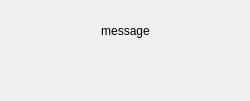
Old version of the form dialogs/utils/ProcessDialog.ui in the repository supermaximo93/Computing_Project.
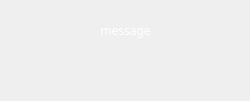
New version of the form. Icons and pictures are not drawn.

Patch:
```diff
--- a/dialogs/utils/ProcessDialog.ui
+++ b/dialogs/utils/ProcessDialog.ui
@@ -10,8 +10,22 @@
     <height>101</height>
    </rect>
   </property>
+  <property name="font">
+   <font>
+    <family>Sans Serif</family>
+   </font>
+  </property>
   <property name="windowTitle">
-   <string>Dialog</string>
+   <string>Process Pending</string>
+  </property>
+  <property name="styleSheet">
+   <string notr="true">#ProcessDialog {
+	background-image: url(:/images/background_blue);
+}
+
+QLabel {
+	color: white;
+}</string>
   </property>
   <widget class="QLabel" name="label_messageE">
    <property name="geometry">
@@ -22,6 +36,11 @@
      <height>41</height>
     </rect>
    </property>
+   <property name="font">
+    <font>
+     <family>Sans Serif</family>
+    </font>
+   </property>
    <property name="text">
     <string>message</string>
    </property>
```
